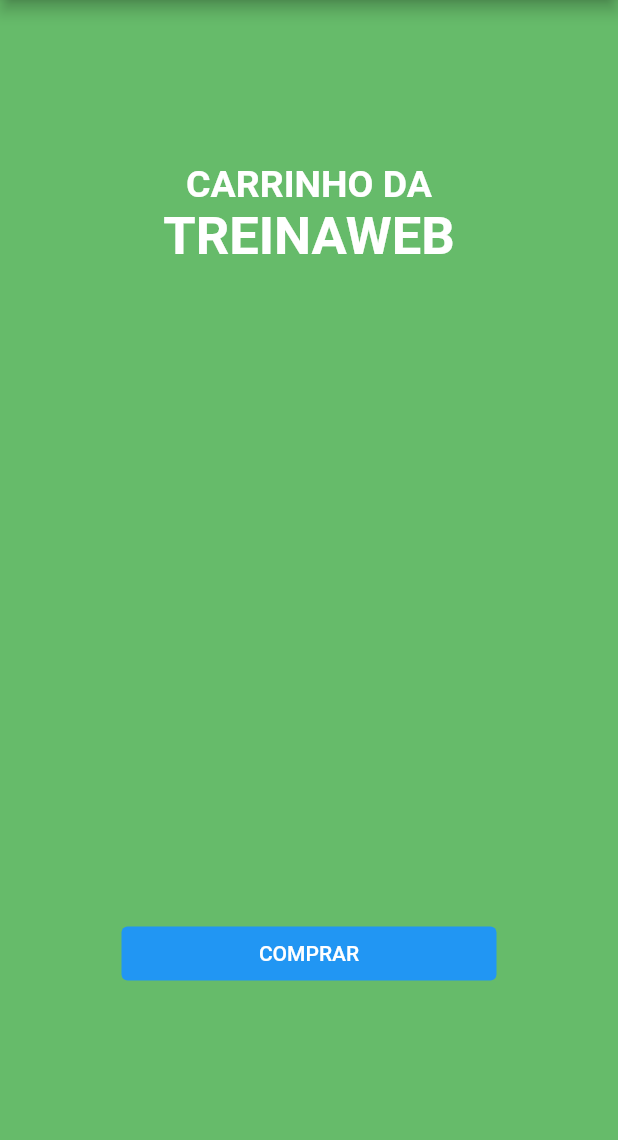
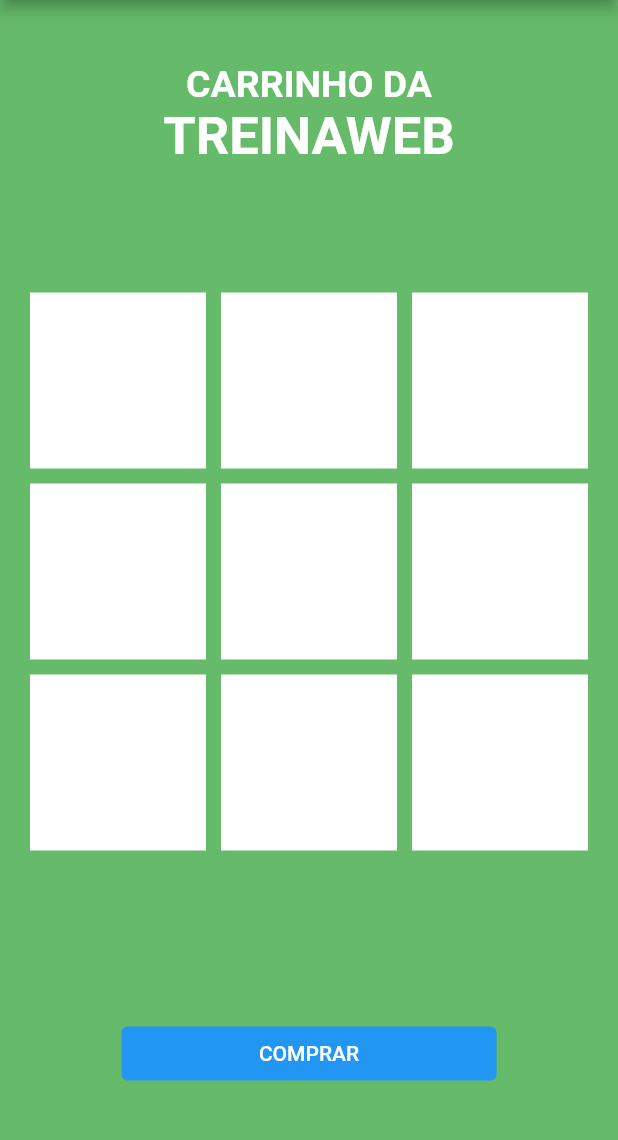
Before and after one commit to treinaweb/treinaweb-flutter-widgets-layout, a Flutter app: the screen it shows after launch, on a phone screen of 412 x 824 dp, the part 84-1224 px from its top. Run offline on Flutter 3.47's test engine with Material 2 defaults, Android fonts, the phone set to English and light mode, and no system bars.

Commit message:
projeto parte 3

```diff
--- a/lib/projeto/index.dart
+++ b/lib/projeto/index.dart
@@ -43,7 +43,21 @@ class CarrinhoDeCompras extends StatelessWidget {
                 ),
               ],
             ),
-            Container(),
+            SizedBox(
+              height: 400,
+              child: GridView.count(
+                crossAxisCount: 3,
+                crossAxisSpacing: 10,
+                mainAxisSpacing: 10,
+                padding: EdgeInsets.symmetric(horizontal: 20),
+                children: List.generate(
+                  9,
+                  (index) => Container(
+                    color: Colors.white,
+                  ),
+                ),
+              ),
+            ),
             SizedBox(
               width: 250,
               child: TextButton(
```
